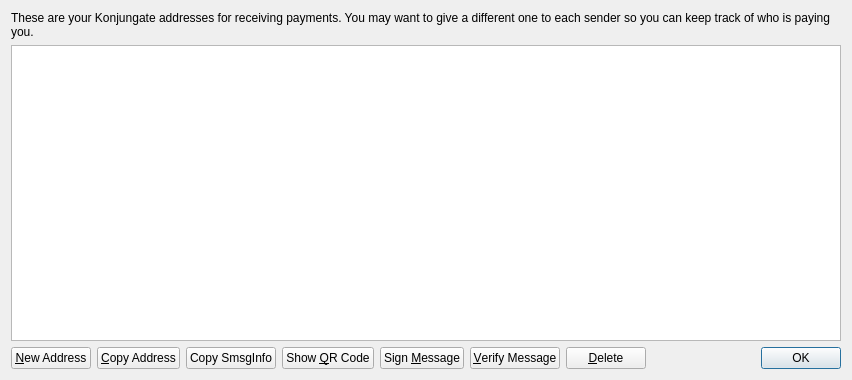
Konjungate/Konjungate-Core, file src/qt/forms/addressbookpage.ui: the form before one commit.
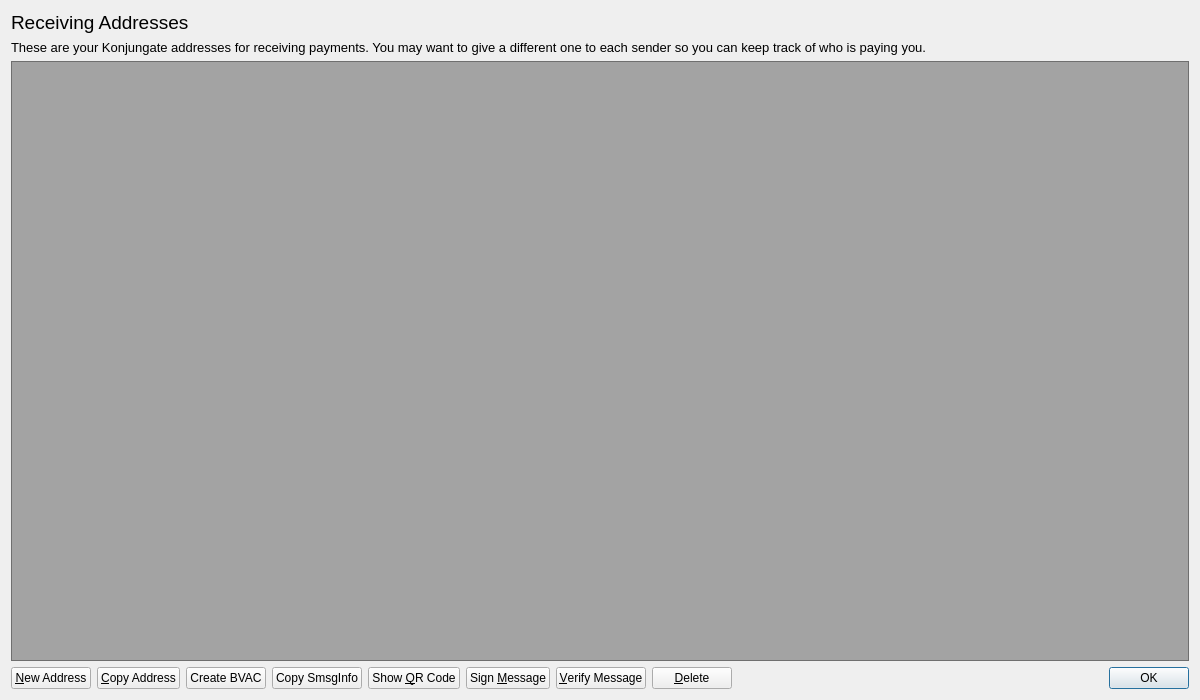
The form after the commit.

Patch:
```diff
--- a/src/qt/forms/addressbookpage.ui
+++ b/src/qt/forms/addressbookpage.ui
@@ -6,8 +6,8 @@
    <rect>
     <x>0</x>
     <y>0</y>
-    <width>852</width>
-    <height>380</height>
+    <width>1200</width>
+    <height>700</height>
    </rect>
   </property>
   <property name="windowTitle">
@@ -17,8 +17,25 @@
    <string notr="true"/>
   </property>
   <layout class="QVBoxLayout" name="verticalLayout">
+   <item>
+    <widget class="QLabel" name="AddressLabelName">
+     <property name="font">
+      <font>
+       <pointsize>14</pointsize>
+      </font>
+     </property>
+     <property name="text">
+      <string>Receiving Addresses</string>
+     </property>
+    </widget>
+   </item>
    <item>
     <widget class="QLabel" name="labelExplanation">
+     <property name="font">
+      <font>
+       <pointsize>10</pointsize>
+      </font>
+     </property>
      <property name="text">
       <string>These are your Konjungate addresses for receiving payments. You may want to give a different one to each sender so you can keep track of who is paying you.</string>
      </property>
@@ -32,6 +49,11 @@
    </item>
    <item>
     <widget class="QTableView" name="tableView">
+     <property name="font">
+      <font>
+       <pointsize>10</pointsize>
+      </font>
+     </property>
      <property name="contextMenuPolicy">
       <enum>Qt::CustomContextMenu</enum>
      </property>
@@ -39,7 +61,10 @@
       <string>Double-click to edit address or label</string>
      </property>
      <property name="styleSheet">
-      <string notr="true"/>
+      <string notr="true">background: transparent;
+background-color: rgb(20, 20, 20, 0.35);
+color: rgb(255, 255, 255);
+</string>
      </property>
      <property name="tabKeyNavigation">
       <bool>false</bool>
@@ -80,6 +105,13 @@
        </property>
       </widget>
      </item>
+     <item>
+      <widget class="QPushButton" name="showBVACencode">
+       <property name="text">
+        <string>Create BVAC</string>
+       </property>
+      </widget>
+     </item>
      <item>
       <widget class="QPushButton" name="copySmsgInfo">
        <property name="toolTip">
```
